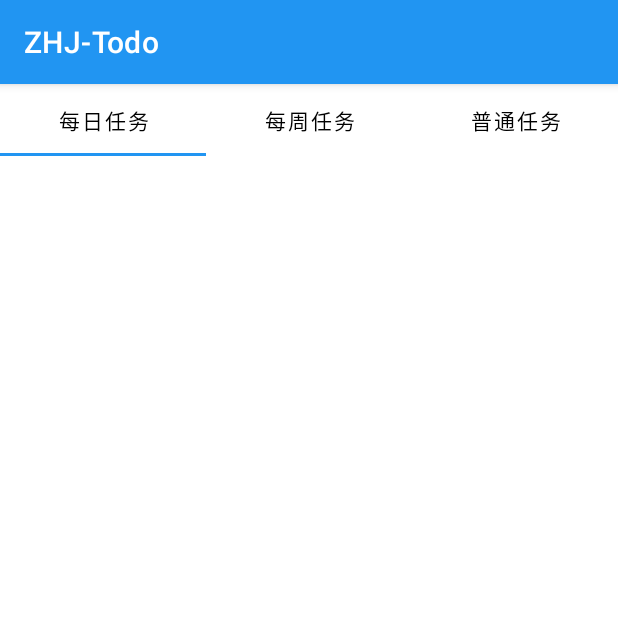
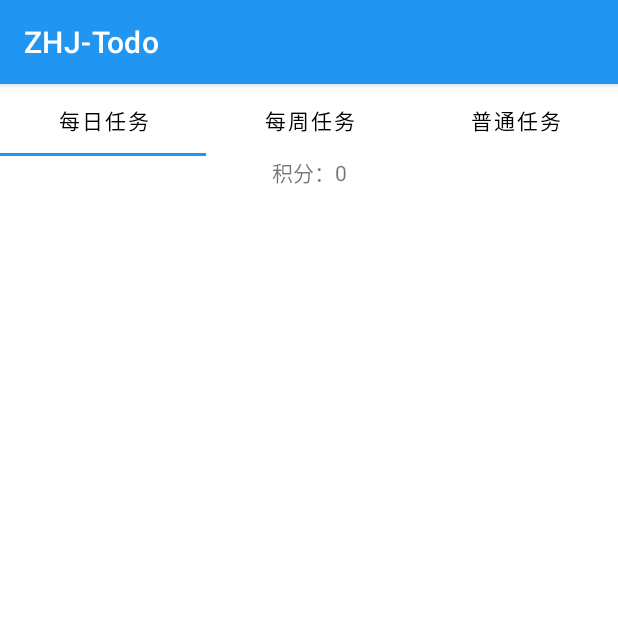
Before and after one commit to zhjai/MyAndroidApp, an Android app: the screen it shows after launch (MainActivity2), on a phone screen of 412 x 824 dp, the top half of it. Run offline under Robolectric (Android 15) with nearby library versions, the phone set to English and light mode, and no system bars; our stand-ins replace navigation-ui; libraries missing offline, so code that uses them is left out: com.tencent.tencentmap; 1 statement that could not run was skipped.

Commit message:
在任务和奖励Fragment上方添加积分显示

```diff
--- a/app/src/main/java/com/example/exam/MainActivity2.java
+++ b/app/src/main/java/com/example/exam/MainActivity2.java
@@ -4,6 +4,11 @@ import android.os.Bundle;
 import android.view.Menu;
 import android.view.MenuItem;
 
+import com.example.exam.data.AwardDataBank;
+import com.example.exam.data.AwardItem;
+import com.example.exam.data.GlobalData;
+import com.example.exam.data.TaskDataBank;
+import com.example.exam.data.TaskItem;
 import com.google.android.material.bottomnavigation.BottomNavigationView;
 
 import androidx.appcompat.app.AppCompatActivity;
@@ -22,6 +27,22 @@ public class MainActivity2 extends AppCompatActivity {
     protected void onCreate(Bundle savedInstanceState) {
         super.onCreate(savedInstanceState);
 
+        TaskDataBank taskDataBank = new TaskDataBank(this, "finishedTasks");
+        AwardDataBank awardDataBank = new AwardDataBank(this, "finishedAwards");
+
+        int points = 0;
+        GlobalData.context = this;
+        GlobalData.finishedTasks = taskDataBank.loadObject();
+        GlobalData.finishedAwards = awardDataBank.loadObject();
+
+        for (TaskItem taskItem : GlobalData.finishedTasks) {
+            points += taskItem.getPoints();
+        }
+        for (AwardItem awardItem : GlobalData.finishedAwards) {
+            points -= awardItem.getPoints();
+        }
+
+        GlobalData.setPoints(points);
 
         binding = ActivityMain2Binding.inflate(getLayoutInflater());
         setContentView(binding.getRoot());
--- a/app/src/main/java/com/example/exam/TaskFragment.java
+++ b/app/src/main/java/com/example/exam/TaskFragment.java
@@ -4,14 +4,17 @@ import android.os.Bundle;
 import android.view.LayoutInflater;
 import android.view.View;
 import android.view.ViewGroup;
+import android.widget.TextView;
 
 import androidx.annotation.NonNull;
 import androidx.annotation.Nullable;
 import androidx.fragment.app.Fragment;
 import androidx.fragment.app.FragmentActivity;
+import androidx.lifecycle.ViewModelProvider;
 import androidx.viewpager2.adapter.FragmentStateAdapter;
 import androidx.viewpager2.widget.ViewPager2;
 
+import com.example.exam.data.GlobalData;
 import com.google.android.material.tabs.TabLayout;
 import com.google.android.material.tabs.TabLayoutMediator;
 
@@ -50,7 +53,12 @@ public class TaskFragment extends Fragment {
     public View onCreateView(LayoutInflater inflater, ViewGroup container,
                              Bundle savedInstanceState) {
         // Inflate the layout for this fragment
-        return inflater.inflate(R.layout.fragment_task, container, false);
+        View rootView = inflater.inflate(R.layout.fragment_task, container, false);
+        TextView pointsTextView = rootView.findViewById(R.id.task_points_text_view);
+        GlobalData.getPoints().observe(getViewLifecycleOwner(), points -> {
+            pointsTextView.setText("积分：" + points);
+        });
+        return rootView;
     }
 
     @Override
--- /dev/null
+++ b/app/src/main/java/com/example/exam/data/GlobalData.java
@@ -0,0 +1,24 @@
+package com.example.exam.data;
+
+import android.content.Context;
+
+import androidx.lifecycle.LiveData;
+import androidx.lifecycle.MutableLiveData;
+import androidx.lifecycle.ViewModel;
+
+import java.util.ArrayList;
+
+public class GlobalData extends ViewModel {
+    static public Context context;
+    static private final MutableLiveData<Integer> points = new MutableLiveData<>();
+    static public ArrayList<TaskItem> finishedTasks = new ArrayList<>();
+    static public ArrayList<AwardItem> finishedAwards = new ArrayList<>();
+
+    static public LiveData<Integer> getPoints() {
+        return points;
+    }
+
+    static public void setPoints(Integer points) {
+        GlobalData.points.setValue(points);
+    }
+}
--- a/app/src/main/java/com/example/exam/data/TaskAdapter.java
+++ b/app/src/main/java/com/example/exam/data/TaskAdapter.java
@@ -2,11 +2,9 @@ package com.example.exam.data;
 
 import android.view.ContextMenu;
 import android.view.LayoutInflater;
-import android.view.MenuInflater;
 import android.view.View;
 import android.view.ViewGroup;
 import android.widget.CheckBox;
-import android.widget.CompoundButton;
 import android.widget.TextView;
 
 import androidx.recyclerview.widget.RecyclerView;
@@ -19,8 +17,6 @@ public class TaskAdapter extends RecyclerView.Adapter<TaskAdapter.ViewHolder> {
 
     private ArrayList<TaskItem> taskList;
     private TaskDataBank dataBank;
-
-    static ArrayList<TaskItem> finishedTasks = new ArrayList<>();
 
     public TaskAdapter(ArrayList<TaskItem> taskList, TaskDataBank dataBank) {
         this.taskList = taskList;
@@ -46,7 +42,8 @@ public class TaskAdapter extends RecyclerView.Adapter<TaskAdapter.ViewHolder> {
             if (currentPosition != RecyclerView.NO_POSITION) {
                 TaskItem taskItem1 = taskList.get(currentPosition);
                 if (isChecked) {
-                    finishedTasks.add(taskItem1);
+                    GlobalData.finishedTasks.add(taskItem1);
+                    GlobalData.setPoints(GlobalData.getPoints().getValue() + taskItem1.getPoints());
                     taskList.remove(currentPosition);
                     notifyItemRemoved(currentPosition);
                     dataBank.saveObject(taskList);
--- a/app/src/main/res/layout/fragment_task.xml
+++ b/app/src/main/res/layout/fragment_task.xml
@@ -10,18 +10,29 @@
         android:id="@+id/task_tablayout"
         android:layout_width="match_parent"
         android:layout_height="wrap_content"
-        app:layout_constraintBottom_toTopOf="@id/task_viewpage2"
+        app:layout_constraintBottom_toTopOf="@id/task_points_text_view"
         app:layout_constraintStart_toStartOf="parent"
         app:layout_constraintTop_toTopOf="parent"
         app:tabBackground="@color/white"
         app:tabGravity="fill"
         app:tabMode="fixed"
         app:tabTextColor="@color/black" />
+
+    <TextView
+        android:id="@+id/task_points_text_view"
+        android:layout_width="wrap_content"
+        android:layout_height="wrap_content"
+        android:text="分数：100"
+        app:layout_constraintBottom_toTopOf="@+id/task_viewpage2"
+        app:layout_constraintEnd_toEndOf="parent"
+        app:layout_constraintStart_toStartOf="parent"
+        app:layout_constraintTop_toBottomOf="@id/task_tablayout" />
+
     <androidx.viewpager2.widget.ViewPager2
         android:id="@+id/task_viewpage2"
         android:layout_width="match_parent"
         android:layout_height="0dp"
-        app:layout_constraintTop_toBottomOf="@id/task_tablayout"
+        app:layout_constraintTop_toBottomOf="@id/task_points_text_view"
         app:layout_constraintBottom_toBottomOf="parent"
         app:layout_constraintStart_toStartOf="parent" />
 
```
Also changed, not shown: app/src/main/java/com/example/exam/AwardFragment.java (+7 -0 lines), app/src/main/java/com/example/exam/data/AwardAdapter.java (+4 -3 lines), app/src/main/res/layout/fragment_award.xml (+30 -11 lines).
